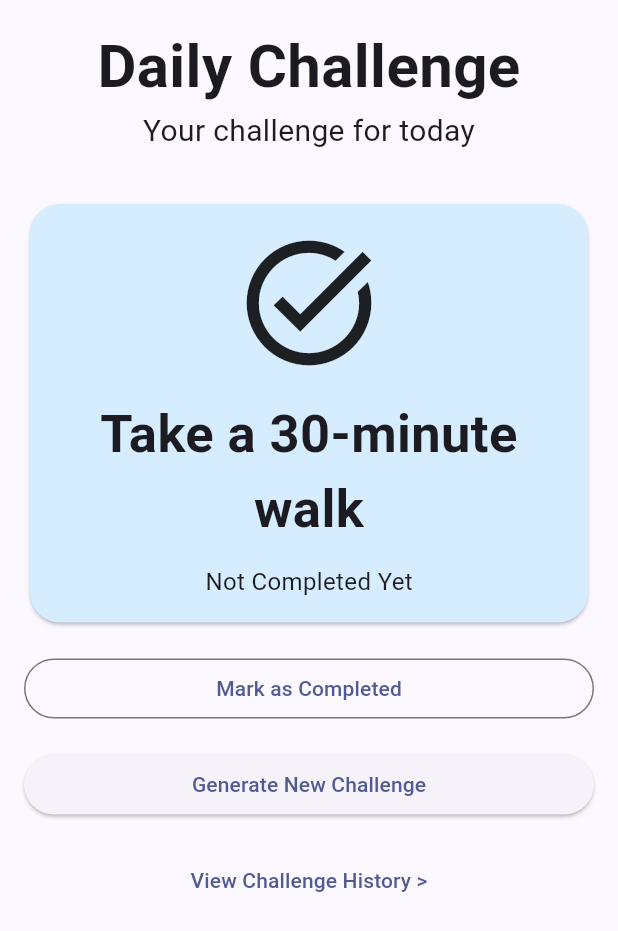
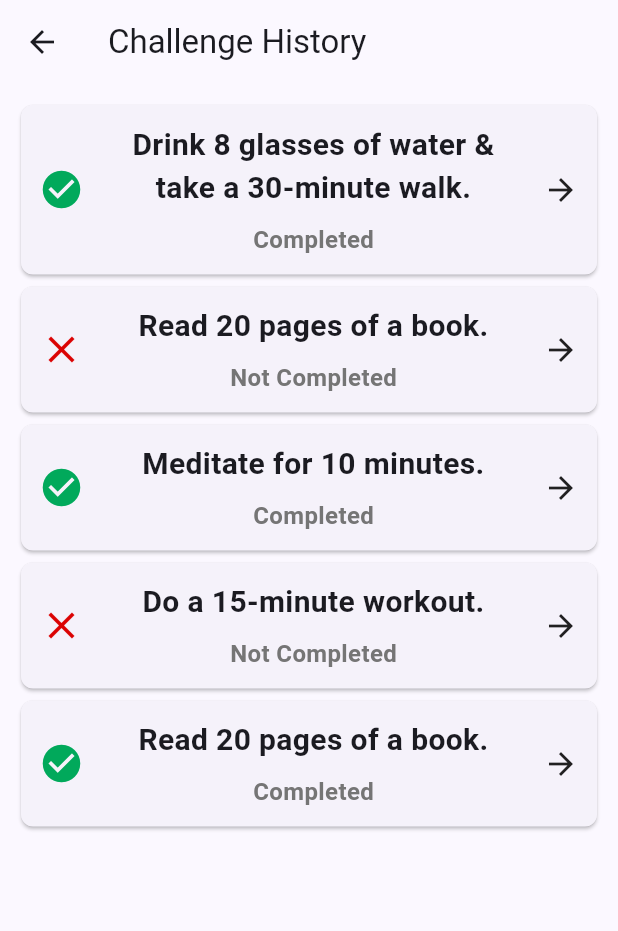
Before and after one commit to furqonnurbarilyahya/ActDay, a Flutter app: the screen it shows after launch, after a tap on "View Challenge History >", on a phone screen of 412 x 824 dp. Shown: the top 931 px of the screen. Run offline on Flutter 3.47's test engine with Material 3 defaults, Android fonts, the phone set to English and light mode, and no system bars.

Commit message:
ui: build UI for History Screen

```diff
--- /dev/null
+++ b/lib/history_item.dart
@@ -0,0 +1,17 @@
+class HistoryItem {
+  String challenge;
+  String status;
+
+  HistoryItem({
+    required this.challenge,
+    required this.status
+  });
+}
+
+var HistoryItemList = [
+  HistoryItem(challenge: "Drink 8 glasses of water & take a 30-minute walk.", status: "Completed"),
+  HistoryItem(challenge: "Read 20 pages of a book.", status: "Not Completed"),
+  HistoryItem(challenge: "Meditate for 10 minutes.", status: "Completed"),
+  HistoryItem(challenge: "Do a 15-minute workout.", status: "Not Completed"),
+  HistoryItem(challenge: "Read 20 pages of a book.", status: "Completed")
+];
--- /dev/null
+++ b/lib/history_screen.dart
@@ -0,0 +1,83 @@
+import 'package:flutter/material.dart';
+import 'package:actday/history_item.dart';
+
+class HistoryScreen extends StatelessWidget {
+  const HistoryScreen({Key? key}) : super(key: key);
+
+  @override
+  Widget build(BuildContext context) {
+    return Scaffold(
+      appBar: AppBar(title: Text("Challenge History")),
+      body: ListView.builder(
+        padding: EdgeInsets.all(10.0),
+        itemBuilder: (context, index) {
+          final HistoryItem history = HistoryItemList[index];
+          return InkWell(
+            onTap: () {
+              Navigator.push(
+                context,
+                MaterialPageRoute(
+                  builder: (context) {
+                    return HistoryScreen();
+                  },
+                ),
+              );
+            },
+            child: Card(
+              shape: RoundedRectangleBorder(
+                borderRadius: BorderRadius.circular(8.0),
+              ),
+              child: Padding(
+                padding: EdgeInsets.all(12.0),
+                child: Row(
+                  // crossAxisAlignment: CrossAxisAlignment.stretch,
+                  children: <Widget>[
+                    history.status == "Completed"
+                        ? Icon(
+                          Icons.check_circle,
+                          color: Color.fromARGB(255, 1, 169, 91),
+                          size: 30.0,
+                        )
+                        : Icon(
+                          Icons.clear,
+                          color: Color.fromARGB(255, 219, 3, 3),
+                          size: 30.0,
+                        ),
+                    SizedBox(width: 10.0),
+                    Expanded(
+                      child: Column(
+                        children: <Widget>[
+                          Text(
+                            history.challenge,
+                            style: TextStyle(
+                              fontSize: 20.0,
+                              fontWeight: FontWeight.bold,
+                            ),
+                            textAlign: TextAlign.center,
+                          ),
+                          SizedBox(height: 8.0),
+                          Text(
+                            history.status,
+                            style: TextStyle(
+                              fontSize: 16.0,
+                              fontWeight: FontWeight.bold,
+                              color: Colors.grey[600],
+                            ),
+                            textAlign: TextAlign.start,
+                          ),
+                        ],
+                      ),
+                    ),
+                    SizedBox(width: 10.0),
+                    Icon(Icons.arrow_forward_sharp),
+                  ],
+                ),
+              ),
+            ),
+          );
+        },
+        itemCount: HistoryItemList.length,
+      ),
+    );
+  }
+}
--- a/lib/home_page.dart
+++ b/lib/home_screen.dart
@@ -1,13 +1,14 @@
+import 'package:actday/history_screen.dart';
 import 'package:flutter/material.dart';
 
-class HomePage extends StatefulWidget {
-  const HomePage({Key? key}) : super(key: key);
+class HomeScreen extends StatefulWidget {
+  const HomeScreen({Key? key}) : super(key: key);
 
   @override
-  State<HomePage> createState() => _HomePageState();
+  State<HomeScreen> createState() => _HomeScreenState();
 }
 
-class _HomePageState extends State<HomePage> {
+class _HomeScreenState extends State<HomeScreen> {
   @override
   Widget build(BuildContext context) {
     return Scaffold(
@@ -84,6 +85,9 @@ class _HomePageState extends State<HomePage> {
                 child: Text("View Challenge History >"),
                 onPressed: () {
                   //Aksi ketika diklik
+                  Navigator.push(context, MaterialPageRoute(builder: (context){
+                    return HistoryScreen();
+                  }));
                 },
               ),
             ],
--- a/lib/main.dart
+++ b/lib/main.dart
@@ -1,5 +1,5 @@
 import 'package:flutter/material.dart';
-import 'package:actday/home_page.dart';
+import 'package:actday/home_screen.dart';
 
 void main() {
   runApp(const MyApp());
@@ -18,7 +18,7 @@ class MyApp extends StatelessWidget {
           seedColor: const Color.fromARGB(255, 3, 54, 195),
         ),
       ),
-      home: const HomePage(),
+      home: const HomeScreen(),
     );
   }
 }
```
